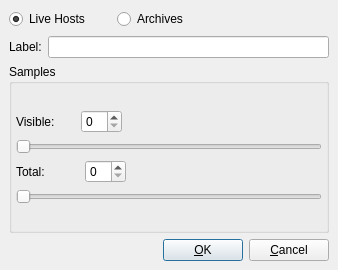
Qt form src/chart/tabdialog.ui (performancecopilot/pcp) before a commit.
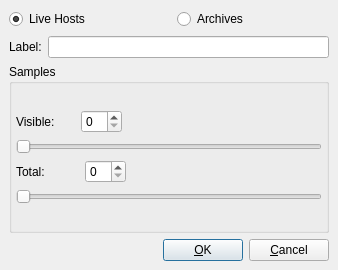
The same form after that commit. Icons and pictures are not drawn.

The edit to the form file:
```diff
--- a/src/chart/tabdialog.ui
+++ b/src/chart/tabdialog.ui
@@ -101,7 +101,7 @@
         <enum>Qt::Horizontal</enum>
        </property>
        <property name="sizeType" >
-        <enum>QSizePolicy::Fixed</enum>
+        <enum>QSizePolicy::Expanding</enum>
        </property>
        <property name="sizeHint" >
         <size>
```
